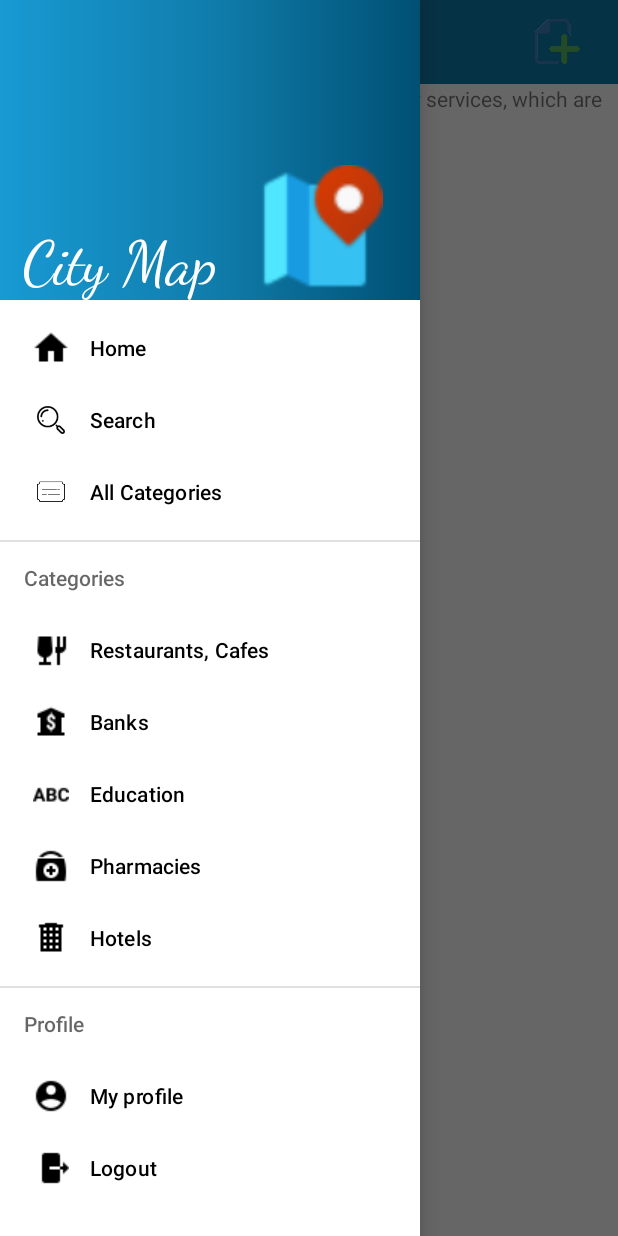
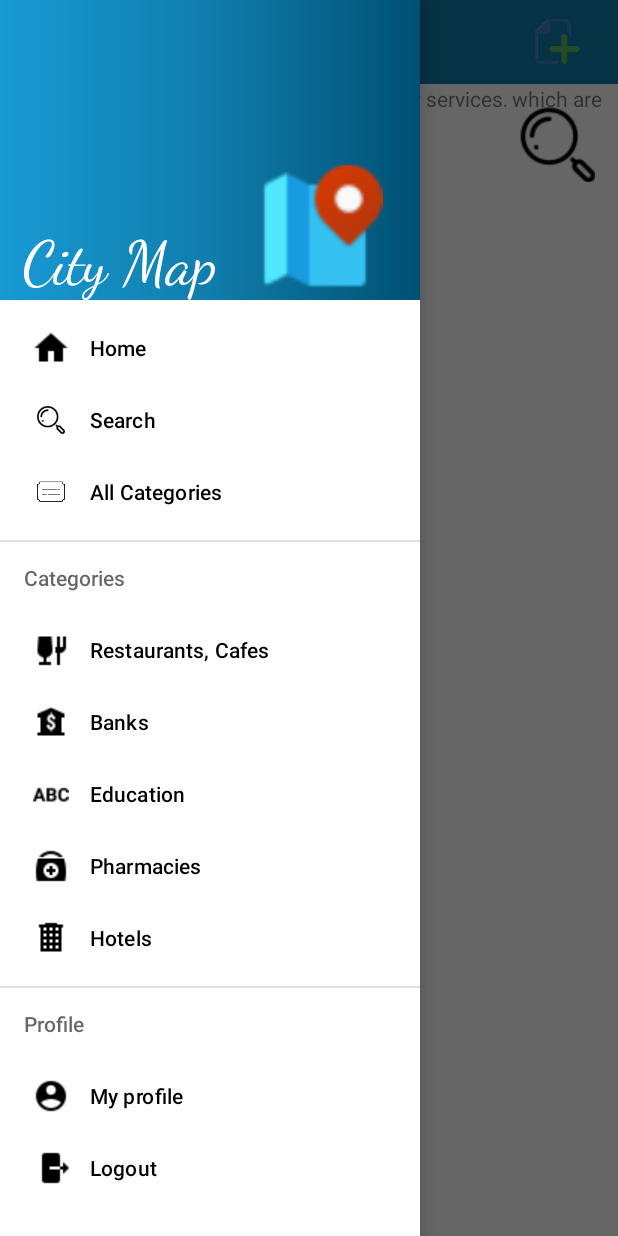
Before and after one commit to MeritonKyqyku/Programimi_Mobil, an Android app: the Home screen opened directly, with no data from a screen before it, with the side drawer open, on a phone screen of 412 x 824 dp. Run offline under Robolectric (Android 15) with nearby library versions, the phone set to English and light mode, and no system bars.

Commit message:
Search Location Textbox and implementation

```diff
--- a/MyApplication/app/build.gradle
+++ b/MyApplication/app/build.gradle
@@ -41,4 +41,5 @@ dependencies {
     implementation 'com.google.android.material:material:1.0.0'
     implementation 'com.google.android.gms:play-services-maps:17.0.0'
     implementation 'com.google.android.gms:play-services-location:17.0.0'
+    implementation 'com.google.maps.android:android-maps-utils:1.3.3'
 }
--- a/MyApplication/app/src/main/res/layout/activity_home.xml
+++ b/MyApplication/app/src/main/res/layout/activity_home.xml
@@ -63,6 +63,36 @@
         app:layout_constraintVertical_bias="1.0"
         tools:ignore="MissingConstraints" />
 
+    <LinearLayout
+        android:layout_width="match_parent"
+        android:layout_height="wrap_content"
+        android:paddingTop="15dp"
+        android:paddingLeft="15dp"
+        android:paddingRight="15dp"
+        app:layout_constraintTop_toBottomOf="@+id/menutoolbar">
+
+        <EditText
+            android:id="@+id/location_search"
+            android:layout_width="0dp"
+            android:layout_weight="0.8"
+            android:layout_height="50dp"
+            android:background="#fff"
+            android:ems="10"
+            android:maxLength="15"
+            android:textSize="24sp" />
+
+
+
+    <ImageButton
+        android:id="@+id/searchButton"
+        android:layout_width="50dp"
+        android:layout_height="50dp"
+        android:src="@drawable/search"
+        android:background="#fff">
+
+    </ImageButton>
+    </LinearLayout>
+
 </androidx.constraintlayout.widget.ConstraintLayout>
 
 
```
Also changed, not shown: MyApplication/app/src/main/java/com/fiek/myapplication/Home.java (+112 -12 lines).
